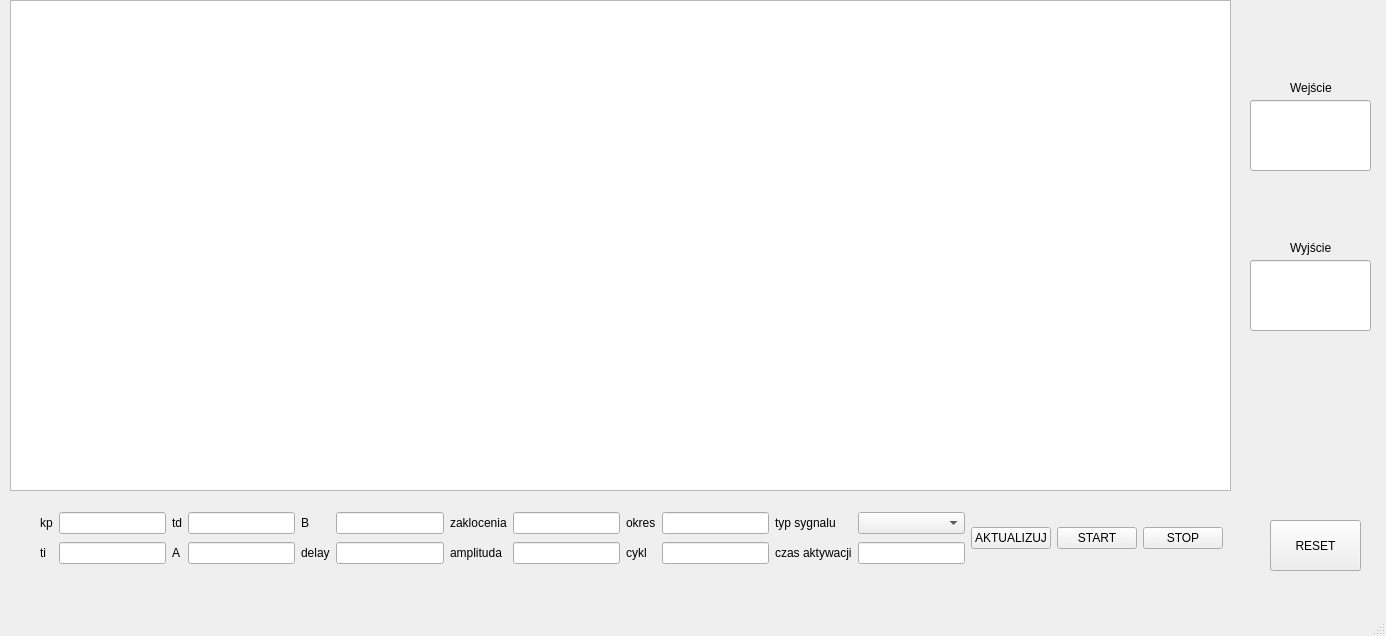
The window that qt/gui/mainwindow.ui (jakgondzik/PROJEKT_UAR) describes before a commit, drawn with Qt 5.
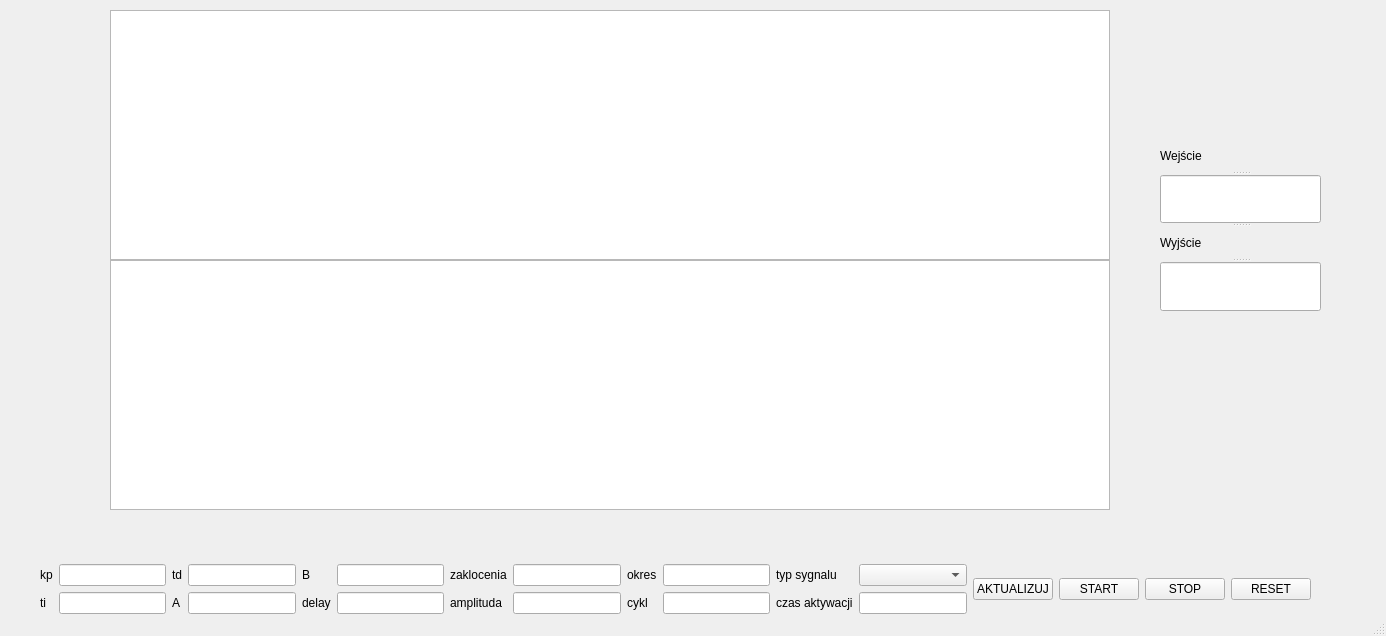
The same window after the commit.

What changed in the file:
```diff
--- a/qt/gui/mainwindow.ui
+++ b/qt/gui/mainwindow.ui
@@ -32,84 +32,37 @@
    <string>UAR</string>
   </property>
   <widget class="QWidget" name="centralwidget">
-   <widget class="QPushButton" name="resetButton">
-    <property name="geometry">
-     <rect>
-      <x>1270</x>
-      <y>520</y>
-      <width>91</width>
-      <height>51</height>
-     </rect>
-    </property>
-    <property name="text">
-     <string>RESET</string>
-    </property>
-   </widget>
    <widget class="QGraphicsView" name="graphicsView">
     <property name="geometry">
      <rect>
-      <x>10</x>
-      <y>0</y>
-      <width>1221</width>
-      <height>491</height>
+      <x>110</x>
+      <y>10</y>
+      <width>1000</width>
+      <height>250</height>
      </rect>
     </property>
    </widget>
-   <widget class="QLineEdit" name="zadaneLabel">
+   <widget class="QGraphicsView" name="graphicsView_2">
     <property name="geometry">
      <rect>
-      <x>1250</x>
-      <y>100</y>
-      <width>121</width>
-      <height>71</height>
-     </rect>
-    </property>
-   </widget>
-   <widget class="QLineEdit" name="wyjscieLabel">
-    <property name="geometry">
-     <rect>
-      <x>1250</x>
+      <x>110</x>
       <y>260</y>
-      <width>121</width>
-      <height>71</height>
+      <width>1000</width>
+      <height>250</height>
      </rect>
     </property>
    </widget>
-   <widget class="QLabel" name="label_13">
-    <property name="geometry">
-     <rect>
-      <x>1290</x>
-      <y>80</y>
-      <width>49</width>
-      <height>16</height>
-     </rect>
-    </property>
-    <property name="text">
-     <string>Wejście</string>
-    </property>
-   </widget>
-   <widget class="QLabel" name="label_14">
-    <property name="geometry">
-     <rect>
-      <x>1290</x>
-      <y>240</y>
-      <width>49</width>
-      <height>16</height>
-     </rect>
-    </property>
-    <property name="text">
-     <string>Wyjście</string>
-    </property>
-   </widget>
-   <widget class="QWidget" name="layoutWidget">
+   <widget class="QWidget" name="">
     <property name="geometry">
      <rect>
       <x>40</x>
-      <y>510</y>
-      <width>1183</width>
-      <height>56</height>
+      <y>560</y>
+      <width>1271</width>
+      <height>58</height>
      </rect>
     </property>
+    <layout class="QGridLayout" name="gridLayout_2">
+     <item row="0" column="0">
     <layout class="QGridLayout" name="gridLayout">
      <item row="0" column="0">
       <widget class="QLabel" name="label">
@@ -253,6 +206,40 @@
       <widget class="QLineEdit" name="aktywacjaLabel"/>
      </item>
     </layout>
+     </item>
+     <item row="0" column="1">
+      <widget class="QPushButton" name="resetButton">
+       <property name="text">
+        <string>RESET</string>
+       </property>
+      </widget>
+     </item>
+    </layout>
+   </widget>
+   <widget class="QSplitter" name="splitter">
+    <property name="geometry">
+     <rect>
+      <x>1160</x>
+      <y>140</y>
+      <width>161</width>
+      <height>171</height>
+     </rect>
+    </property>
+    <property name="orientation">
+     <enum>Qt::Vertical</enum>
+    </property>
+    <widget class="QLabel" name="label_13">
+     <property name="text">
+      <string>Wejście</string>
+     </property>
+    </widget>
+    <widget class="QLineEdit" name="zadaneLabel"/>
+    <widget class="QLabel" name="label_14">
+     <property name="text">
+      <string>Wyjście</string>
+     </property>
+    </widget>
+    <widget class="QLineEdit" name="wyjscieLabel"/>
    </widget>
   </widget>
   <widget class="QStatusBar" name="statusbar"/>
```
Lines whose indentation alone changed are shown as unchanged.
